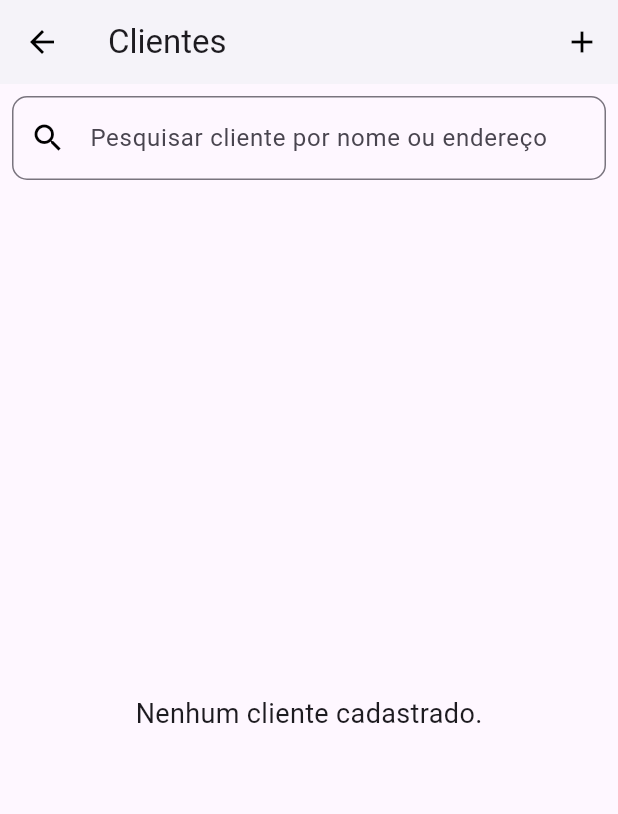
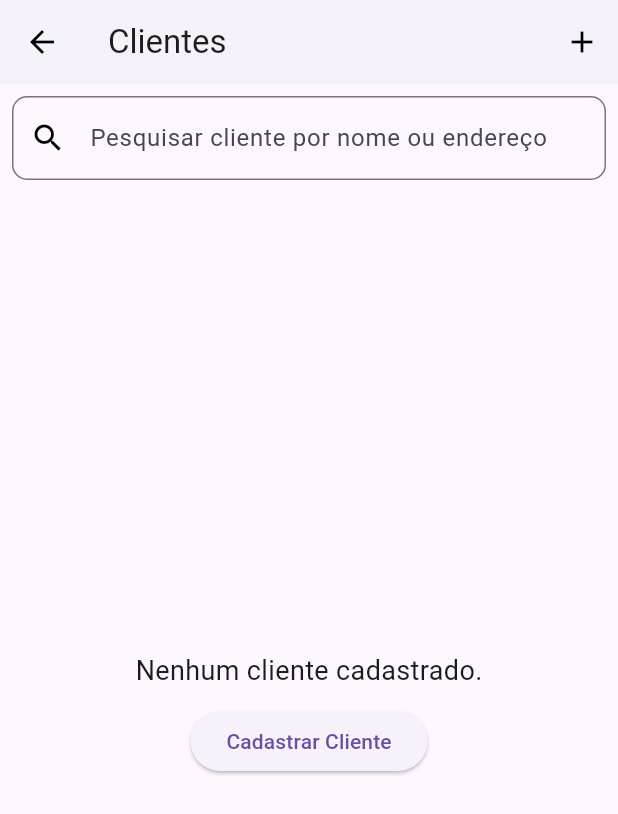
Before and after one commit to alenior/envase_20litros, a Flutter app: the screen it shows after launch, after a tap on "Gerenciar Clientes", on a phone screen of 412 x 824 dp. Shown: the top 814 px of the screen. Run offline on Flutter 3.47's test engine with Material 3 defaults, Android fonts, the phone set to English and light mode, and no system bars; our stand-ins replace logger, printing; missing offline and left inert: mysql1.

Commit message:
Consulta de clientes...

```diff
--- a/lib/models/cliente.dart
+++ b/lib/models/cliente.dart
@@ -5,8 +5,15 @@ class Cliente {
   final String contato;
   final String observacoes;
 
-  Cliente({this.id, required this.nome, this.endereco = '', this.contato = '', this.observacoes = ''});
+  Cliente({
+    this.id,
+    required this.nome,
+    this.endereco = '',
+    this.contato = '',
+    this.observacoes = '',
+  });
 
+  /// Cria um objeto Cliente a partir de um Map
   factory Cliente.fromMap(Map<String, dynamic> map) {
     return Cliente(
       id: map['id'],
@@ -17,6 +24,7 @@ class Cliente {
     );
   }
 
+  /// Converte um objeto Cliente para um Map
   Map<String, dynamic> toMap() {
     return {
       'id': id,
--- a/lib/screens/cliente/cliente_list_screen.dart
+++ b/lib/screens/cliente/cliente_list_screen.dart
@@ -1,7 +1,7 @@
 import 'package:flutter/material.dart';
 import '../../services/database_helper.dart';
 import '../../models/cliente.dart';
-import 'cliente_form_screen.dart'; // Tela para cadastro e edição de clientes
+import 'cliente_form_screen.dart';
 
 class ClienteListScreen extends StatefulWidget {
   const ClienteListScreen({super.key});
@@ -20,34 +20,33 @@ class ClienteListScreenState extends State<ClienteListScreen> {
   Future<void> _fetchClientes() async {
     try {
       final conn = await DatabaseHelper.connect();
-      final results = await conn.query('SELECT * FROM clientes ORDER BY nome');
-      /*setState(() {
-        _clientes = results.map((row) => Cliente.fromMap(row.fields)).toList();
+      debugPrint('🔍 Conexão com o banco estabelecida.');
+
+      final results = await conn.query(
+        'SELECT id, nome, endereco, contato, observacoes FROM clientes ORDER BY nome',
+      );
+
+      debugPrint('🔍 Dados crus retornados: ${results.map((row) => row.fields).toList()}');
+
+      setState(() {
+        _clientes = results.map((row) {
+          return Cliente(
+            id: row['id'],
+            nome: row['nome'],
+            endereco: row['endereco'] ?? '',
+            contato: row['contato'] ?? '',
+            observacoes: row['observacoes'] ?? '',
+          );
+        }).toList();
         _filteredClientes = _clientes;
         _isLoading = false;
-      });*/
-      setState(() {
-  // Exibindo os dados crus retornados pela consulta
-  debugPrint('🔍 Dados crus retornados: ${results.map((row) => row.fields).toList()}');
+      });
 
-  // Convertendo os dados para o modelo Cliente
-  _clientes = results.map((row) => Cliente.fromMap(row.fields)).toList();
-
-  // Atualizando a lista filtrada
-  _filteredClientes = _clientes;
-
-  // Concluindo o carregamento
-  _isLoading = false;
-});
+      debugPrint('✅ Total de clientes recuperados: ${_clientes.length}');
       await conn.close();
-
-      if (_clientes.isEmpty) {
-        debugPrint('🔍 Nenhum cliente encontrado no banco de dados.');
-      } else {
-        debugPrint('🔍 Clientes recuperados: ${_clientes.length}');
-      }
-    } catch (e) {
+    } catch (e, stacktrace) {
       debugPrint('❌ Erro ao buscar clientes: $e');
+      debugPrint('🛠️ Stacktrace: $stacktrace');
     }
   }
 
@@ -129,10 +128,27 @@ class ClienteListScreenState extends State<ClienteListScreen> {
             child: _isLoading
                 ? const Center(child: CircularProgressIndicator())
                 : _filteredClientes.isEmpty
-                    ? const Center(
-                        child: Text(
-                          'Nenhum cliente cadastrado.',
-                          style: TextStyle(fontSize: 18),
+                    ? Center(
+                        child: Column(
+                          mainAxisAlignment: MainAxisAlignment.center,
+                          children: [
+                            const Text(
+                              'Nenhum cliente cadastrado.',
+                              style: TextStyle(fontSize: 18),
+                            ),
+                            const SizedBox(height: 10),
+                            ElevatedButton(
+                              onPressed: () {
+                                Navigator.push(
+                                  context,
+                                  MaterialPageRoute(
+                                    builder: (context) => const ClienteFormScreen(),
+                                  ),
+                                ).then((_) => _fetchClientes());
+                              },
+                              child: const Text('Cadastrar Cliente'),
+                            ),
+                          ],
                         ),
                       )
                     : ListView.builder(
@@ -144,7 +160,6 @@ class ClienteListScreenState extends State<ClienteListScreen> {
                             subtitle: Text(cliente.endereco),
                             onTap: () {
                               debugPrint('Cliente selecionado: ${cliente.nome}');
-                              // Adicionar funcionalidade de edição ou detalhes, se necessário
                             },
                           );
                         },
```
Also changed, not shown: 1 other file.
